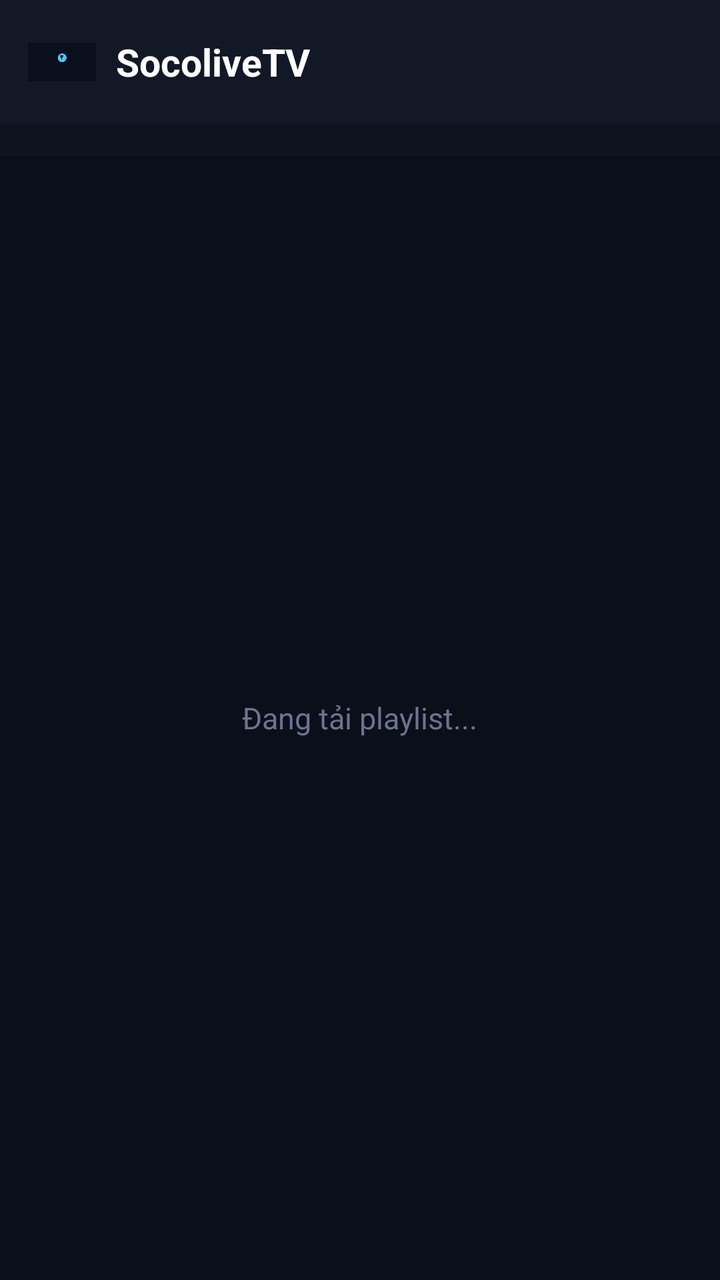
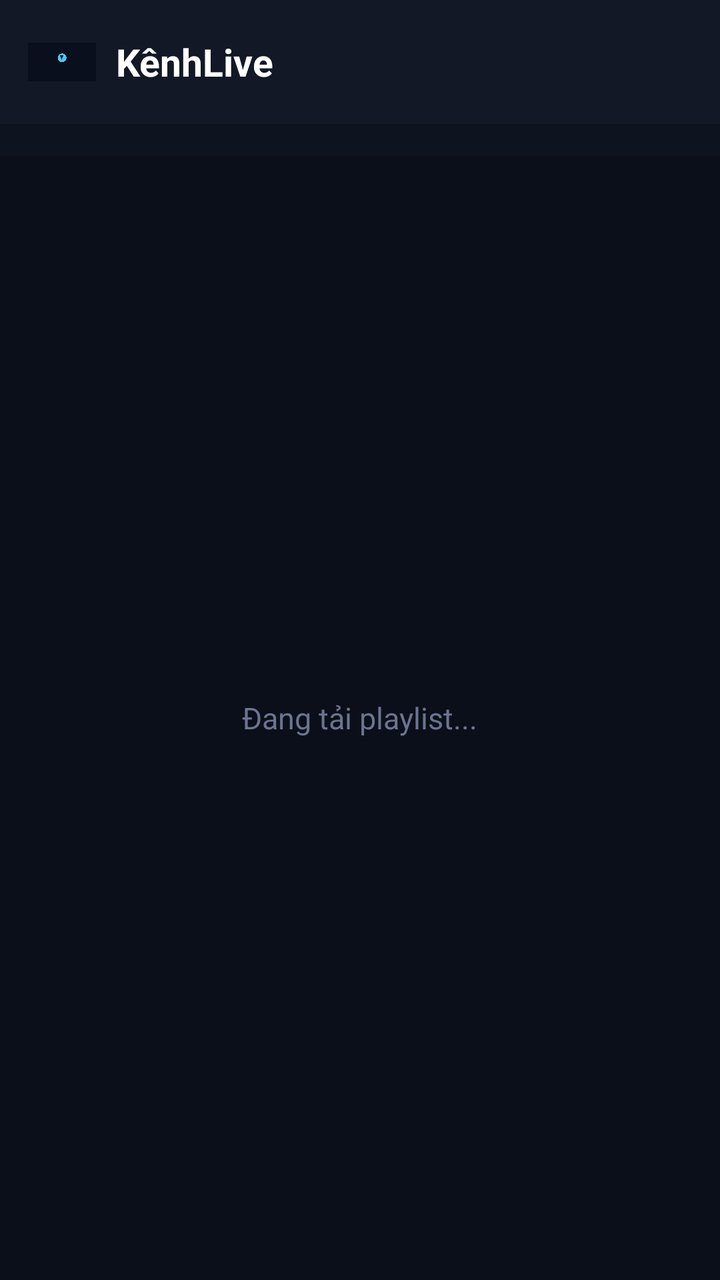

Two renders of the same Android screen: before a commit and after it. Below are the layout's source before the change and the commit's diff.
<!-- AndroidManifest.xml: application theme Theme.AppCompat.NoActionBar -->
<!-- res/layout/activity_main.xml -->
<?xml version="1.0" encoding="utf-8"?>
<LinearLayout xmlns:android="http://schemas.android.com/apk/res/android"
    android:layout_width="match_parent"
    android:layout_height="match_parent"
    android:orientation="vertical"
    android:background="#0B0F19">

    
    <LinearLayout
        android:layout_width="match_parent"
        android:layout_height="wrap_content"
        android:padding="14dp"
        android:orientation="horizontal"
        android:gravity="center_vertical"
        android:background="#121826">

        <ImageView
            android:layout_width="34dp"
            android:layout_height="34dp"
            android:src="@drawable/banner"
            android:contentDescription="@string/app_name" />

        <TextView
            android:layout_width="wrap_content"
            android:layout_height="wrap_content"
            android:layout_marginLeft="10dp"
            android:text="SocoliveTV"
            android:textColor="#FFFFFF"
            android:textSize="19sp"
            android:textStyle="bold" />

        <TextView
            android:id="@+id/countText"
            android:layout_width="0dp"
            android:layout_weight="1"
            android:layout_height="wrap_content"
            android:layout_marginLeft="12dp"
            android:textColor="#6B7490"
            android:textSize="12sp"
            android:gravity="right" />
    </LinearLayout>

    
    <HorizontalScrollView
        android:layout_width="match_parent"
        android:layout_height="wrap_content"
        android:padding="8dp"
        android:scrollbars="none"
        android:background="#0E1320">

        <LinearLayout
            android:id="@+id/chipRow"
            android:layout_width="wrap_content"
            android:layout_height="wrap_content"
            android:orientation="horizontal" />
    </HorizontalScrollView>

    <FrameLayout
        android:layout_width="match_parent"
        android:layout_height="match_parent">

        
        <androidx.recyclerview.widget.RecyclerView
            android:id="@+id/recyclerView"
            android:layout_width="match_parent"
            android:layout_height="match_parent"
            android:padding="6dp"
            android:clipToPadding="false"
            android:scrollbars="vertical" />

        <TextView
            android:id="@+id/statusText"
            android:layout_width="wrap_content"
            android:layout_height="wrap_content"
            android:layout_gravity="center"
            android:text="Đang tải playlist..."
            android:textColor="#6B7490"
            android:textSize="15sp" />
    </FrameLayout>
</LinearLayout>
<!-- resources referenced by this layout -->
<resources>
  <!-- drawable banner: png bitmap (drawable, 828 bytes) -->
  <string name="app_name">SocoliveTV</string>
</resources>

<!-- the commit's change to res/layout/activity_main.xml (unified diff, before → after) -->
@@ -24,7 +24,7 @@
             android:layout_width="wrap_content"
             android:layout_height="wrap_content"
             android:layout_marginLeft="10dp"
-            android:text="SocoliveTV"
+            android:text="KênhLive"
             android:textColor="#FFFFFF"
             android:textSize="19sp"
             android:textStyle="bold" />
<!-- resource entries referenced after the edit -->
@@ -1,6 +1,6 @@
 <!-- resources referenced by this layout -->
 <resources>
   <!-- drawable banner: png bitmap (drawable, 828 bytes) -->
-  <string name="app_name">SocoliveTV</string>
+  <string name="app_name">KênhLive</string>
 </resources>
 
